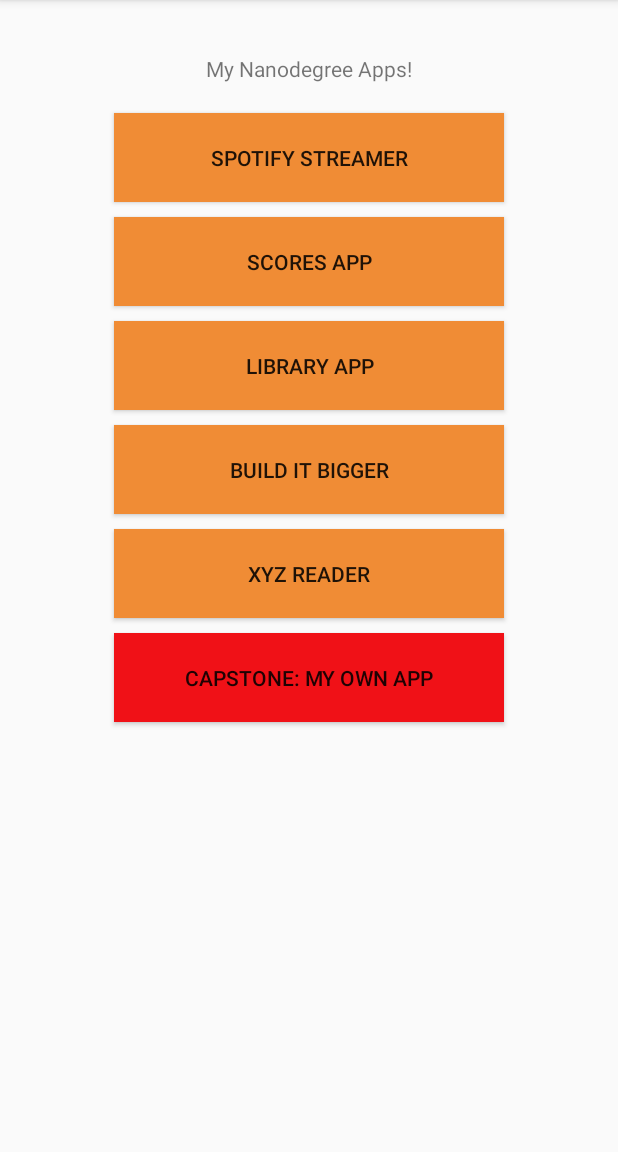
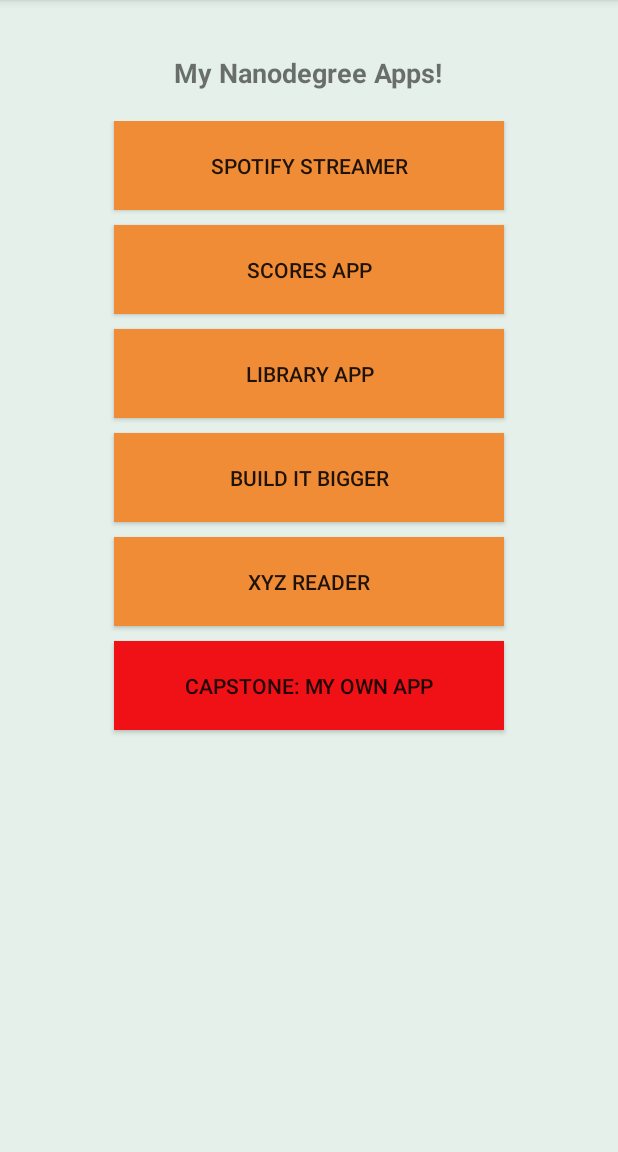
Before and after one commit to cchevalier/ADnd-P0-Portfolio, an Android app: the screen it shows after launch (MainActivity), on a phone screen of 412 x 824 dp, the part 84-1236 px from its top. Run offline under Robolectric (Android 15) with nearby library versions, the phone set to English and light mode, and no system bars.

Commit message:
Enhance layout with ScrollView for Landscape mode

```diff
--- a/app/src/main/res/layout/activity_main.xml
+++ b/app/src/main/res/layout/activity_main.xml
@@ -1,9 +1,13 @@
 <RelativeLayout xmlns:android="http://schemas.android.com/apk/res/android"
-    xmlns:tools="http://schemas.android.com/tools" android:layout_width="match_parent"
-    android:layout_height="match_parent" android:paddingLeft="@dimen/activity_horizontal_margin"
+    xmlns:tools="http://schemas.android.com/tools"
+    android:layout_width="match_parent"
+    android:layout_height="match_parent"
+    android:paddingLeft="@dimen/activity_horizontal_margin"
     android:paddingRight="@dimen/activity_horizontal_margin"
     android:paddingTop="@dimen/activity_vertical_margin"
-    android:paddingBottom="@dimen/activity_vertical_margin" tools:context=".MainActivity">
+    android:paddingBottom="@dimen/activity_vertical_margin"
+    android:background="#ffe4f0e9"
+    tools:context=".MainActivity">
 
     <TextView
         android:id="@+id/textView"
@@ -11,16 +15,29 @@
         android:layout_width="wrap_content"
         android:layout_height="wrap_content"
         android:layout_centerHorizontal="true"
-        android:padding="20dp" />
+        android:padding="20dp"
+        android:textSize="18sp"
+        android:textStyle="bold" />
+
+    <ScrollView
+        android:layout_below="@+id/textView"
+        android:layout_width="match_parent"
+        android:layout_height="match_parent"
+        android:layout_centerHorizontal="true"
+        android:isScrollContainer="true" >
+
+        <RelativeLayout
+            android:layout_width="match_parent"
+            android:layout_height="wrap_content">
+
 
             <Button
                 android:id="@+id/button1"
                 android:text="@string/app1"
                 android:onClick="startSpotify"
-        android:layout_below="@+id/textView"
                 android:layout_width="260dp"
+                android:layout_centerHorizontal="true"
                 android:layout_height="wrap_content"
-        android:layout_centerHorizontal="true"
                 android:padding="20dp"
                 android:layout_marginBottom="10dp"
                 android:background="#F08C35" />
@@ -86,3 +103,7 @@
                 android:background="#fff01117" />
 
         </RelativeLayout>
+
+    </ScrollView>
+
+</RelativeLayout>
```
Lines whose indentation alone changed are shown as unchanged.
